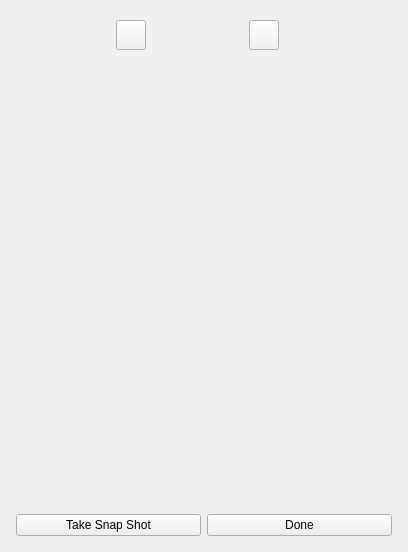
This is AppsSrc/CommonSrc/Forms/AppletSnapshot.ui in brettrjones-github/nolimitconnect as Qt 5 draws it before an edit. The edited form follows.
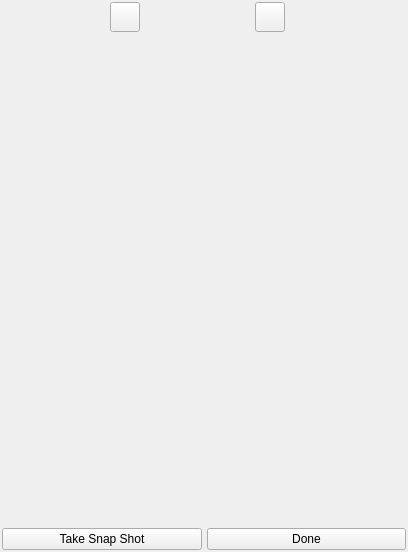
This is the edited form. Custom widgets are drawn as their Qt base class.

Commit message: Low resolution android devices layout changes

```diff
--- a/AppsSrc/CommonSrc/Forms/AppletSnapshot.ui
+++ b/AppsSrc/CommonSrc/Forms/AppletSnapshot.ui
@@ -20,6 +20,21 @@
    <string>Take Snapshot</string>
   </property>
   <layout class="QVBoxLayout" name="verticalLayout">
+   <property name="spacing">
+    <number>1</number>
+   </property>
+   <property name="leftMargin">
+    <number>2</number>
+   </property>
+   <property name="topMargin">
+    <number>2</number>
+   </property>
+   <property name="rightMargin">
+    <number>2</number>
+   </property>
+   <property name="bottomMargin">
+    <number>2</number>
+   </property>
    <item>
     <widget class="QFrame" name="frame">
      <property name="sizePolicy">
@@ -35,6 +50,18 @@
       <enum>QFrame::Raised</enum>
      </property>
      <layout class="QHBoxLayout" name="horizontalLayout_4">
+      <property name="leftMargin">
+       <number>0</number>
+      </property>
+      <property name="topMargin">
+       <number>0</number>
+      </property>
+      <property name="rightMargin">
+       <number>0</number>
+      </property>
+      <property name="bottomMargin">
+       <number>0</number>
+      </property>
       <item>
        <spacer name="horizontalSpacer_5">
         <property name="orientation">
@@ -190,6 +217,22 @@
      </item>
     </layout>
    </item>
+   <item>
+    <spacer name="verticalSpacer_3">
+     <property name="orientation">
+      <enum>Qt::Vertical</enum>
+     </property>
+     <property name="sizeType">
+      <enum>QSizePolicy::Fixed</enum>
+     </property>
+     <property name="sizeHint" stdset="0">
+      <size>
+       <width>20</width>
+       <height>2</height>
+      </size>
+     </property>
+    </spacer>
+   </item>
    <item>
     <layout class="QHBoxLayout" name="horizontalLayout_3">
      <item>
@@ -248,17 +291,20 @@
    </item>
    <item>
     <layout class="QHBoxLayout" name="horizontalLayout">
+     <property name="spacing">
+      <number>5</number>
+     </property>
      <property name="leftMargin">
-      <number>5</number>
+      <number>0</number>
      </property>
      <property name="topMargin">
-      <number>5</number>
+      <number>0</number>
      </property>
      <property name="rightMargin">
-      <number>5</number>
+      <number>0</number>
      </property>
      <property name="bottomMargin">
-      <number>5</number>
+      <number>0</number>
      </property>
      <item>
       <widget class="QPushButton" name="snapshotButton">
```
The commit also changes 5 other files.
